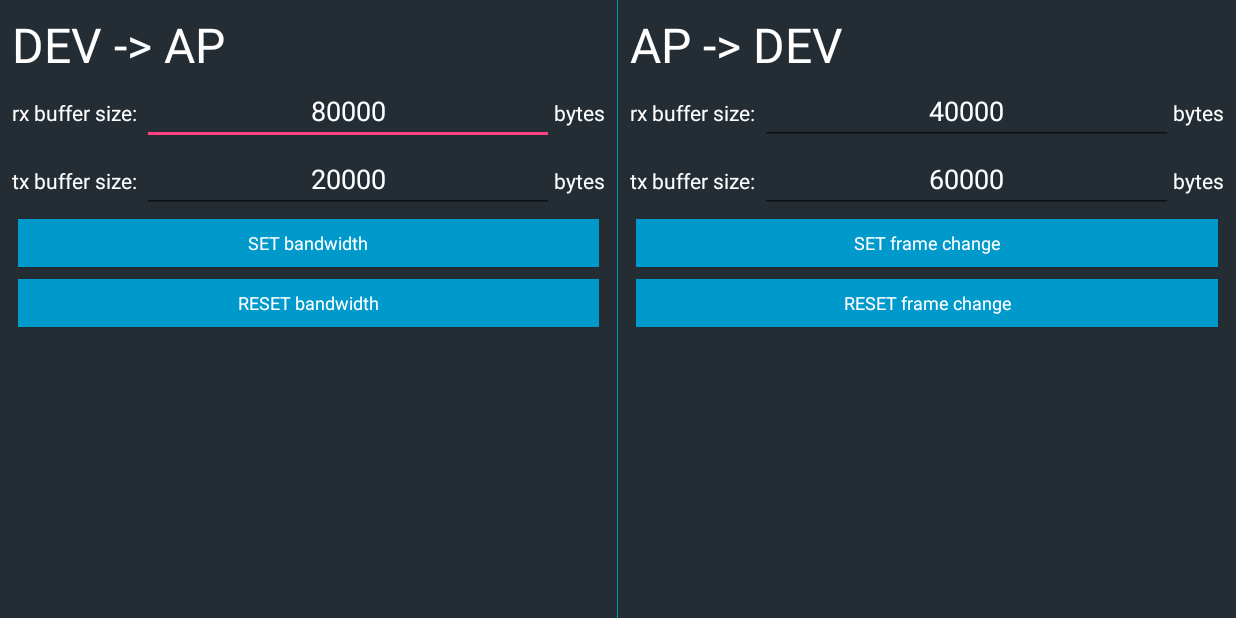
After one commit to KUTIAN-VT/L4-Android-SDK, an Android app: the V4BandwidthActivity screen opened directly, with no data from a screen before it, on a phone screen of 824 x 412 dp (held sideways). The commit adds this screen. Run offline under Robolectric (Android 15) with nearby library versions, the phone set to English and light mode, and no system bars; libraries missing offline, so code that uses them is left out: com.fly.station.

Commit message:
AR8030-Change bandwidth. Read/write/reset configure json. Read system info.

```diff
--- /dev/null
+++ b/app/src/main/java/com/coolfly/demo/V4BandwidthActivity.java
@@ -0,0 +1,69 @@
+package com.coolfly.demo;
+
+import android.os.Bundle;
+import android.view.View;
+import android.widget.Toast;
+
+import androidx.appcompat.app.AppCompatActivity;
+
+import com.coolfly.demo.databinding.ActivityV4BandwidthBinding;
+import com.fly.station.prorocol.ProtocolHelper;
+
+public class V4BandwidthActivity extends AppCompatActivity {
+
+    private ActivityV4BandwidthBinding binding;
+    private final ProtocolHelper protocolHelper = ProtocolHelper.getInstance();
+
+    @Override
+    protected void onCreate(Bundle savedInstanceState) {
+        super.onCreate(savedInstanceState);
+        binding = ActivityV4BandwidthBinding.inflate(getLayoutInflater());
+        setContentView(binding.getRoot());
+
+        binding.tvSetDev2Ap.setOnClickListener(new View.OnClickListener() {
+            @Override
+            public void onClick(View v) {
+                if (binding.etRxBandwidth.getText().toString().isEmpty()) {
+                    Toast.makeText(V4BandwidthActivity.this, "rx buffer size is empty", Toast.LENGTH_SHORT).show();
+                    return;
+                }
+                if (binding.etTxBandwidth.getText().toString().isEmpty()) {
+                    Toast.makeText(V4BandwidthActivity.this, "tx buffer size is empty", Toast.LENGTH_SHORT).show();
+                    return;
+                }
+                protocolHelper.ar8030SetBandwidth(Integer.parseInt(binding.etRxBandwidth.getText().toString()), Integer.parseInt(binding.etTxBandwidth.getText().toString()));
+            }
+        });
+
+        binding.tvResetDev2Ap.setOnClickListener(new View.OnClickListener() {
+            @Override
+            public void onClick(View v) {
+                protocolHelper.ar8030ResetBandwidth();
+            }
+        });
+
+        binding.tvSetAp2Dev.setOnClickListener(new View.OnClickListener() {
+            @Override
+            public void onClick(View v) {
+                if (binding.etRxFramechange.getText().toString().isEmpty()) {
+                    Toast.makeText(V4BandwidthActivity.this, "rx buffer size is empty", Toast.LENGTH_SHORT).show();
+                    return;
+                }
+                if (binding.etTxFramechange.getText().toString().isEmpty()) {
+                    Toast.makeText(V4BandwidthActivity.this, "tx buffer size is empty", Toast.LENGTH_SHORT).show();
+                    return;
+                }
+                protocolHelper.ar8030SetFrameChange(Integer.parseInt(binding.etRxFramechange.getText().toString()), Integer.parseInt(binding.etTxFramechange.getText().toString()));
+            }
+        });
+
+        binding.tvResetAp2Dev.setOnClickListener(new View.OnClickListener() {
+            @Override
+            public void onClick(View v) {
+                protocolHelper.ar8030ResetFrameChange();
+            }
+        });
+    }
+
+
+}
--- /dev/null
+++ b/app/src/main/res/layout/activity_v4_bandwidth.xml
@@ -0,0 +1,204 @@
+<?xml version="1.0" encoding="utf-8"?>
+<LinearLayout xmlns:android="http://schemas.android.com/apk/res/android"
+    xmlns:app="http://schemas.android.com/apk/res-auto"
+    xmlns:tools="http://schemas.android.com/tools"
+    android:layout_width="match_parent"
+    android:layout_height="match_parent"
+    android:orientation="horizontal"
+    tools:context=".V4BandwidthActivity">
+
+    <LinearLayout
+        android:layout_width="0dp"
+        android:layout_height="match_parent"
+        android:layout_weight="1"
+        android:orientation="vertical"
+        android:padding="8dp">
+
+        <TextView
+            android:layout_width="wrap_content"
+            android:layout_height="wrap_content"
+            android:text="DEV -> AP"
+            android:textColor="@color/white"
+            android:textSize="32sp" />
+
+        <LinearLayout
+            android:layout_width="match_parent"
+            android:layout_height="wrap_content"
+            android:orientation="horizontal">
+
+            <TextView
+                android:layout_width="wrap_content"
+                android:layout_height="wrap_content"
+                android:text="rx buffer size: "
+                android:textColor="@color/white" />
+
+            <EditText
+                android:id="@+id/et_rx_bandwidth"
+                android:layout_width="0dp"
+                android:layout_height="wrap_content"
+                android:layout_weight="1"
+                android:gravity="center"
+                android:imeOptions="flagNoExtractUi"
+                android:inputType="number"
+                android:text="80000"
+                android:textColor="@color/white" />
+
+            <TextView
+                android:layout_width="wrap_content"
+                android:layout_height="wrap_content"
+                android:text="bytes"
+                android:textColor="@color/white" />
+        </LinearLayout>
+
+        <LinearLayout
+            android:layout_width="match_parent"
+            android:layout_height="wrap_content"
+            android:orientation="horizontal">
+
+            <TextView
+                android:layout_width="wrap_content"
+                android:layout_height="wrap_content"
+                android:text="tx buffer size: "
+                android:textColor="@color/white" />
+
+            <EditText
+                android:id="@+id/et_tx_bandwidth"
+                android:layout_width="0dp"
+                android:layout_height="wrap_content"
+                android:layout_weight="1"
+                android:gravity="center"
+                android:imeOptions="flagNoExtractUi"
+                android:inputType="number"
+                android:text="20000"
+                android:textColor="@color/white" />
+
+            <TextView
+                android:layout_width="wrap_content"
+                android:layout_height="wrap_content"
+                android:text="bytes"
+                android:textColor="@color/white" />
+        </LinearLayout>
+
+        <TextView
+            android:id="@+id/tv_set_dev_2_ap"
+            android:layout_width="match_parent"
+            android:layout_height="32dp"
+            android:layout_margin="4dp"
+            android:background="@android:color/holo_blue_dark"
+            android:gravity="center"
+            android:text="SET bandwidth"
+            android:textColor="@android:color/white"
+            android:textSize="12sp" />
+
+        <TextView
+            android:id="@+id/tv_reset_dev_2_ap"
+            android:layout_width="match_parent"
+            android:layout_height="32dp"
+            android:layout_margin="4dp"
+            android:background="@android:color/holo_blue_dark"
+            android:gravity="center"
+            android:text="RESET bandwidth"
+            android:textColor="@android:color/white"
+            android:textSize="12sp" />
+    </LinearLayout>
+
+    <View
+        android:layout_width="1px"
+        android:layout_height="match_parent"
+        android:background="@android:color/holo_blue_dark" />
+
+    <LinearLayout
+        android:layout_width="0dp"
+        android:layout_height="match_parent"
+        android:layout_weight="1"
+        android:orientation="vertical"
+        android:padding="8dp">
+
+        <TextView
+            android:layout_width="wrap_content"
+            android:layout_height="wrap_content"
+            android:text="AP -> DEV"
+            android:textColor="@color/white"
+            android:textSize="32sp" />
+
+        <LinearLayout
+            android:layout_width="match_parent"
+            android:layout_height="wrap_content"
+            android:orientation="horizontal">
+
+            <TextView
+                android:layout_width="wrap_content"
+                android:layout_height="wrap_content"
+                android:text="rx buffer size: "
+                android:textColor="@color/white" />
+
+            <EditText
+                android:id="@+id/et_rx_framechange"
+                android:layout_width="0dp"
+                android:layout_height="wrap_content"
+                android:layout_weight="1"
+                android:gravity="center"
+                android:imeOptions="flagNoExtractUi"
+                android:inputType="number"
+                android:text="40000"
+                android:textColor="@color/white" />
+
+            <TextView
+                android:layout_width="wrap_content"
+                android:layout_height="wrap_content"
+                android:text="bytes"
+                android:textColor="@color/white" />
+        </LinearLayout>
+
+        <LinearLayout
+            android:layout_width="match_parent"
+            android:layout_height="wrap_content"
+            android:orientation="horizontal">
+
+            <TextView
+                android:layout_width="wrap_content"
+                android:layout_height="wrap_content"
+                android:text="tx buffer size: "
+                android:textColor="@color/white" />
+
+            <EditText
+                android:id="@+id/et_tx_framechange"
+                android:layout_width="0dp"
+                android:layout_height="wrap_content"
+                android:layout_weight="1"
+                android:gravity="center"
+                android:imeOptions="flagNoExtractUi"
+                android:inputType="number"
+                android:text="60000"
+                android:textColor="@color/white" />
+
+            <TextView
+                android:layout_width="wrap_content"
+                android:layout_height="wrap_content"
+                android:text="bytes"
+                android:textColor="@color/white" />
+        </LinearLayout>
+
+        <TextView
+            android:id="@+id/tv_set_ap_2_dev"
+            android:layout_width="match_parent"
+            android:layout_height="32dp"
+            android:layout_margin="4dp"
+            android:background="@android:color/holo_blue_dark"
+            android:gravity="center"
+            android:text="SET frame change"
+            android:textColor="@android:color/white"
+            android:textSize="12sp" />
+
+        <TextView
+            android:id="@+id/tv_reset_ap_2_dev"
+            android:layout_width="match_parent"
+            android:layout_height="32dp"
+            android:layout_margin="4dp"
+            android:background="@android:color/holo_blue_dark"
+            android:gravity="center"
+            android:text="RESET frame change"
+            android:textColor="@android:color/white"
+            android:textSize="12sp" />
+    </LinearLayout>
+</LinearLayout>
--- a/app/src/main/res/values/strings.xml
+++ b/app/src/main/res/values/strings.xml
@@ -17,6 +17,9 @@
     <string name="ota_v4">V4 OTA</string>
     <string name="pair_v4">V4 Pair</string>
     <string name="chaninfo_v4">V4 chaninfo</string>
+    <string name="bandwidth_v4">V4 bandwidth</string>
+    <string name="config_v4">V4 config</string>
+    <string name="sysinfo_v4">V4 info</string>
 
     <string name="restart_to_work">It takes effect after restarting the APP</string>
     <string name="ok">OK</string>
--- a/build.gradle
+++ b/build.gradle
@@ -1,7 +1,7 @@
 // Top-level build file where you can add configuration options common to all sub-projects/modules.
 plugins {
-    id 'com.android.application' version '8.7.0' apply false
-    id 'com.android.library' version '8.7.0' apply false
+    id 'com.android.application' version '8.7.2' apply false
+    id 'com.android.library' version '8.7.2' apply false
 }
 
 task clean(type: Delete) {
```
Also changed, not shown: app/src/main/AndroidManifest.xml (+8 -0 lines), app/src/main/java/com/coolfly/demo/MainActivity.java (+30 -1 lines), app/src/main/java/com/coolfly/demo/V4ConfigActivity.java (added, +167 -0 lines), app/src/main/res/layout/activity_main.xml (+21 -0 lines), app/src/main/res/layout/activity_v4_config.xml (added, +92 -0 lines), 1 other file.
